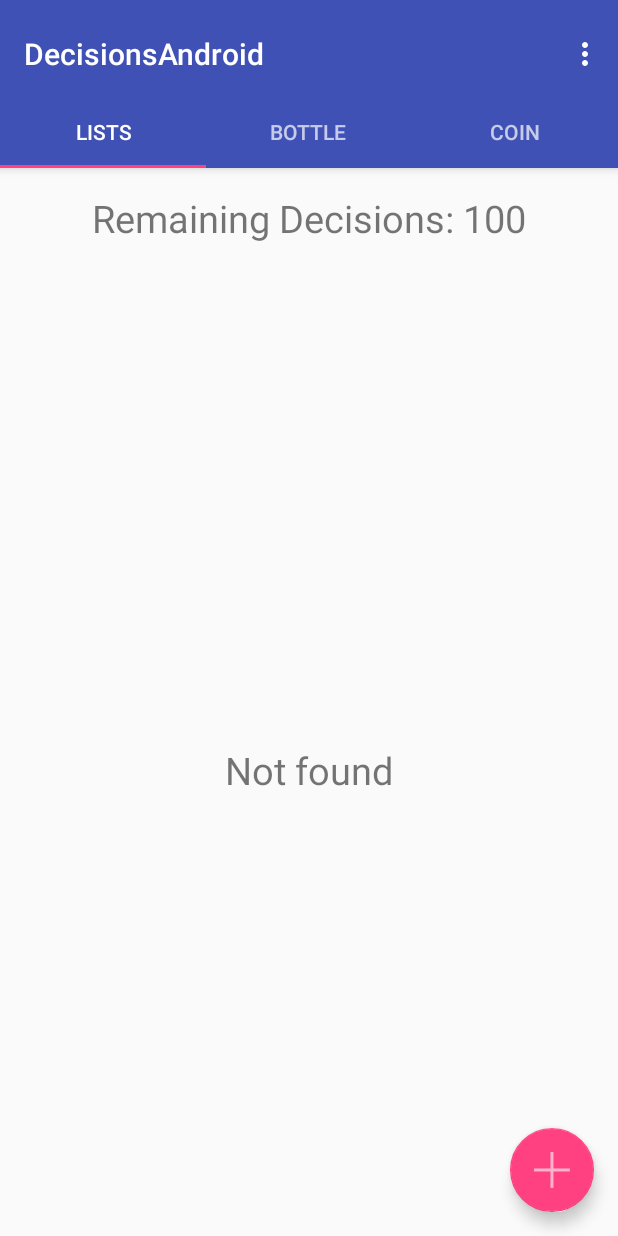
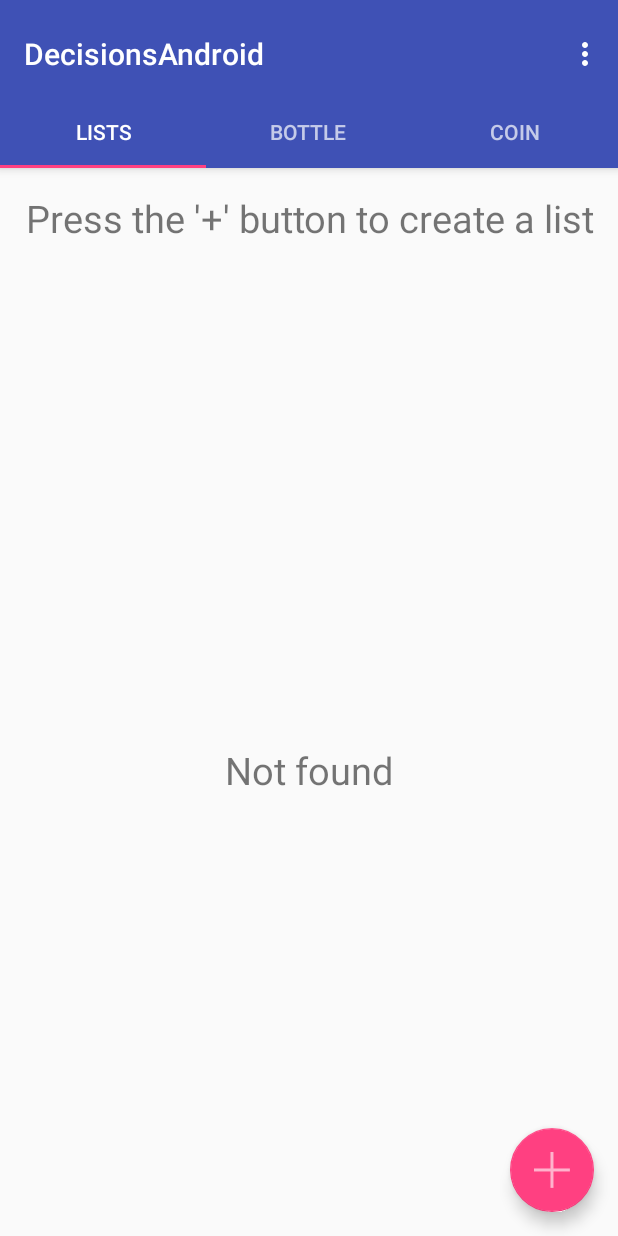
Before and after one commit to Phaeryn/Android, an Android app: the screen it shows after launch (MainActivity), on a phone screen of 412 x 824 dp. Run offline under Robolectric (Android 15) with nearby library versions, the phone set to English and light mode, and no system bars; libraries missing offline, so code that uses them is left out: com.github.tbouron.shakedetector; 2 statements that could not run were skipped.

Commit message:
Mini fixes to tab layout

```diff
--- a/app/src/main/java/com/pleb/decisionsandroid/DecisionsFile.java
+++ b/app/src/main/java/com/pleb/decisionsandroid/DecisionsFile.java
@@ -31,7 +31,7 @@ public class DecisionsFile implements java.io.Serializable
     public DecisionsFile(Context context)
     {
         //Get our file in which we shall be using throughout our app lifetime
-        DecisionsSave = new File(context.getFilesDir().getAbsolutePath() + "/Decisions.ser");
+        DecisionsSave = new File(context.getFilesDir().getAbsolutePath() + "/Lists.ser");
 
         //Set up our 2d Array, Initialized and reset in getDecisions
         getDecisions();
--- a/app/src/main/java/com/pleb/decisionsandroid/Tab1.java
+++ b/app/src/main/java/com/pleb/decisionsandroid/Tab1.java
@@ -40,21 +40,21 @@ public class Tab1 extends Fragment{
     ListView listView;
 
     //How many default remaining Decisions
-    private final int REMAINING_COUNT = 100;
+    //private final int REMAINING_COUNT = 100;
 
     //For remaining Decisions, public static, because we can change it
     //Though, I should probably save the value in preferences
-    int remainingInt;
-    boolean remainingBool;
-    boolean fiveBool;
-    boolean tenBool;
+    //int remainingInt;
+    //boolean remainingBool;
+    //boolean fiveBool;
+    //boolean tenBool;
     SharedPreferences prefs;
 
     //our toast
     Toast toasty;
 
     //Views
-    TextView remaining;
+    TextView count;
     TextView notFound;
 
     @Override
@@ -72,7 +72,7 @@ public class Tab1 extends Fragment{
         toasty = Toast.makeText(getActivity().getApplicationContext(), "", Toast.LENGTH_SHORT);
 
         //View that is often updated
-        remaining = (TextView) rootView.findViewById(R.id.remaining);
+        count = (TextView) rootView.findViewById(R.id.listCount);
         notFound = (TextView) rootView.findViewById(R.id.notFound);
         return rootView;
     }
@@ -95,41 +95,10 @@ public class Tab1 extends Fragment{
         //Get preferences
         prefs = getContext().getSharedPreferences("MyPrefs", 0);
 
-        //Set up our remaining Decisions and remaining bool
-        remainingBool = prefs.getBoolean("REMAININGBOOL", false);
-        fiveBool = prefs.getBoolean("FIVEBOOL", false);
-        tenBool = prefs.getBoolean("TENBOOL", false);
-
-        if(remainingBool)
-        {
-            remaining.setVisibility(View.GONE);
-        }
+        if (decisionsArray.size() == 0)
+            count.setText("Press the '+' button to create a list");
         else
-        {
-            remainingInt = REMAINING_COUNT;
-            //Need to add if we have purchases
-            if(fiveBool)
-            {
-                remainingInt = remainingInt + 5;
-            }
-
-            if(tenBool)
-            {
-                remainingInt = remainingInt + 10;
-            }
-
-            remainingInt = remainingInt - decisionsArray.size();
-
-            //Need to make sure it isn't less than zero
-            if(remainingInt < 0)
-            {
-                remainingInt = 0;
-            }
-
-            //Update view
-            remaining.setVisibility(View.VISIBLE);
-            remaining.setText("Remaining Decisions: " + Integer.toString(remainingInt));
-        }
+            count.setText("Lists created: " + decisionsArray.size() + "");
 
         //Need to check if we have decisions
         if(decisions.isEmpty())
--- a/app/src/main/res/layout/tab1.xml
+++ b/app/src/main/res/layout/tab1.xml
@@ -10,11 +10,11 @@
     tools:context="com.pleb.decisionsandroid.MainActivity$PlaceholderFragment">
 
     <TextView
-        android:id="@+id/remaining"
+        android:id="@+id/listCount"
         android:layout_width="match_parent"
         android:layout_height="wrap_content"
         android:gravity="center_horizontal"
-        android:text="Hello world"
+        android:text="Count"
         android:textSize="25sp" />
 
     <TextView
```
